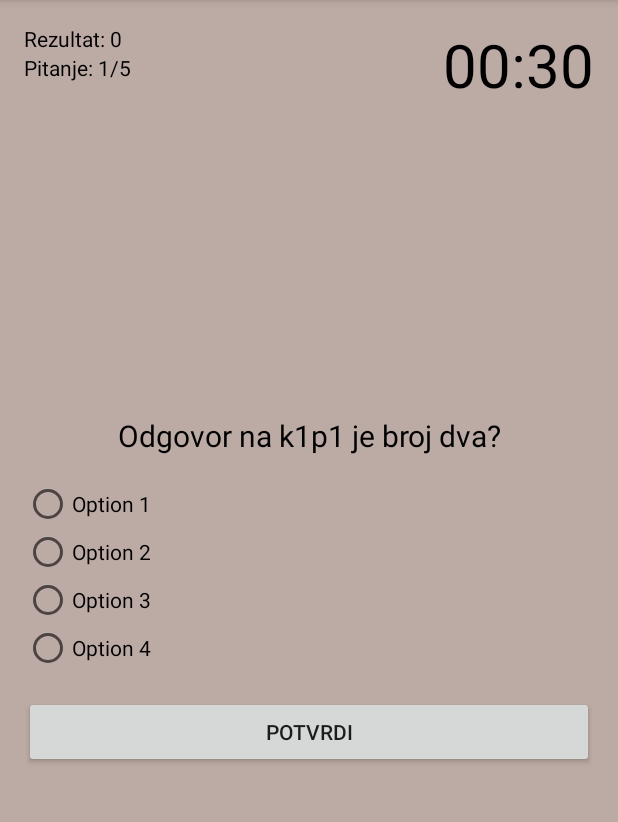
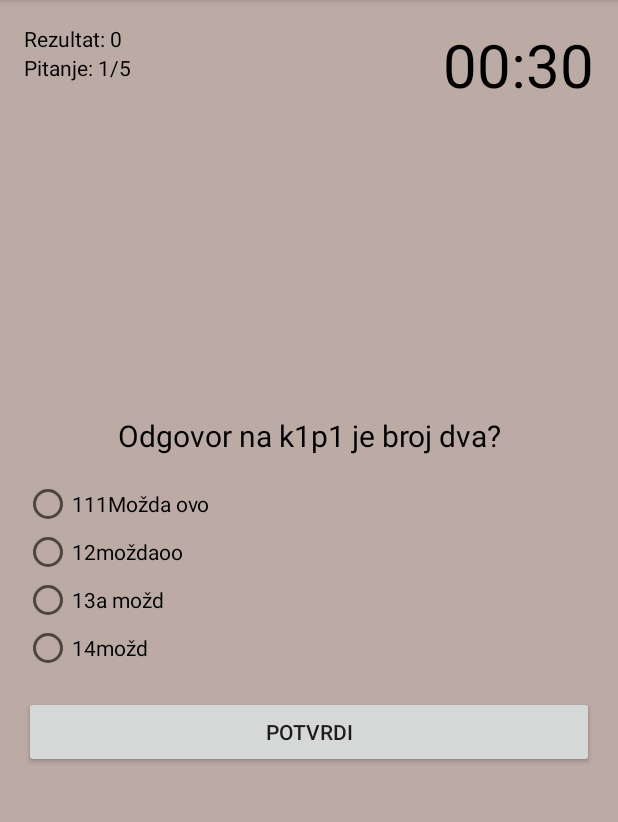
Before and after one commit to DJurex4u/Kvizkolegija, an Android app: the screen it shows after launch (MainActivity), after a tap on "LABORATORIJSKA VJEŽBA 1", on a phone screen of 412 x 824 dp, the part 84-906 px from its top. Run offline under Robolectric (Android 15) with nearby library versions, the phone set to English and light mode, and no system bars.

Commit message:
Start quiz is working Question connection and radio buttons partially working

```diff
--- a/app/src/main/java/com/ivanbudos/kvizkolegija/AllQuestions.java
+++ b/app/src/main/java/com/ivanbudos/kvizkolegija/AllQuestions.java
@@ -36,31 +36,31 @@ public final class AllQuestions {
     };
 
     public static String[][] posibleAnswersQuiz1 = {
-            {"Možda ovo","moždaoo","a možd","možd"},
-            {"sdf","dsfds","fdsf","dsaf"},
-            {"cadsc","adsca","cds","daf"},
-            {"sdf","sdaf","cdsafc","dcsaf"}
+            {"111Možda ovo","12moždaoo","13a možd","14možd"},
+            {"121sdf","122dsfds","123fdsf","123dsaf"},
+            {"131cadsc","132adsca","133cds","134daf"},
+            {"141sdf","142sdaf","143cdsafc","144dcsaf"}
     };
 
     public static String[][] posibleAnswersQuiz2 = {
-            {"Možda ovo","moždaoo","a možd","možd"},
-            {"sdf","dsfds","fdsf","dsaf"},
-            {"cadsc","adsca","cds","daf"},
-            {"sdf","sdaf","cdsafc","dcsaf"}
+            {"211Možda ovo","212moždaoo","213a možd","214možd"},
+            {"221sdf","222dsfds","223fdsf","224dsaf"},
+            {"231cadsc","232adsca","233cds","234daf"},
+            {"241sdf","242sdaf","243cdsafc","244dcsaf"}
     };
 
     public static String[][] posibleAnswersQuiz3 = {
-            {"Možda ovo","moždaoo","a možd","možd"},
-            {"sdf","dsfds","fdsf","dsaf"},
-            {"cadsc","adsca","cds","daf"},
-            {"sdf","sdaf","cdsafc","dcsaf"}
+            {"311Možda ovo","312moždaoo","313a možd","314možd"},
+            {"321sdf","322dsfds","323fdsf","324dsaf"},
+            {"331cadsc","332adsca","333cds","334daf"},
+            {"341sdf","342sdaf","343cdsafc","344dcsaf"}
     };
 
    public static String[][] posibleAnswersQuiz4 = {
-            {"Možda ovo","moždaoo","a možd","možd"},
-            {"sdf","dsfds","fdsf","dsaf"},
-            {"cadsc","adsca","cds","daf"},
-            {"sdf","sdaf","cdsafc","dcsaf"}
+            {"411Možda ovo","412moždaoo","413a možd","414možd"},
+            {"421sdf","422dsfds","423fdsf","424dsaf"},
+            {"431cadsc","432adsca","433cds","434daf"},
+            {"441sdf","442sdaf","443cdsafc","444dcsaf"}
     };
 
     public static int[] rightAnswersQuiz1 = {2,3,4,1};
--- a/app/src/main/java/com/ivanbudos/kvizkolegija/GenerateQuiz.java
+++ b/app/src/main/java/com/ivanbudos/kvizkolegija/GenerateQuiz.java
@@ -1,4 +1,8 @@
 package com.ivanbudos.kvizkolegija;
+
+import java.util.Arrays;
+import java.util.Collections;
+import java.util.List;
 
 public class GenerateQuiz {
     /*public static  GenerateQuiz1();*/
@@ -74,4 +78,11 @@ public class GenerateQuiz {
     public QuestionModel[] getQuiz() {
         return quiz;
     }
+
+    public QuestionModel[] ShuffleQuiz() {
+        List<QuestionModel> quizList = Arrays.asList(this.quiz);
+        Collections.shuffle(quizList);
+        this.quiz = quizList.toArray(new QuestionModel[quizList.size()]);
+        return this.quiz;
+    }
 }
--- a/app/src/main/java/com/ivanbudos/kvizkolegija/StartQuizFragment.java
+++ b/app/src/main/java/com/ivanbudos/kvizkolegija/StartQuizFragment.java
@@ -1,6 +1,7 @@
 package com.ivanbudos.kvizkolegija;
 
 
+import android.content.res.ColorStateList;
 import android.os.Bundle;
 import android.support.annotation.NonNull;
 import android.support.annotation.Nullable;
@@ -10,8 +11,13 @@ import android.view.View;
 import android.view.ViewDebug;
 import android.view.ViewGroup;
 import android.widget.Button;
+import android.widget.RadioButton;
+import android.widget.RadioGroup;
 import android.widget.TextView;
 
+import java.util.Arrays;
+import java.util.Collections;
+import java.util.List;
 import java.util.concurrent.Delayed;
 
 
@@ -24,9 +30,21 @@ public class StartQuizFragment extends Fragment {
 private TextView questionTextView;
 private TextView scoreTextView;
 private Button confirmAnswerButton;
+private TextView countDownTextView;
+private RadioGroup radioGroup;
+private RadioButton rButton1;
+private RadioButton rButton2;
+private RadioButton rButton3;
+private RadioButton rButton4;
 int myInt;
 
+private ColorStateList textColorDefaultRb;
+private int questionCounter = 0;
+private int questionCountTotal;
+private QuestionModel currentQuestion;
 
+private int score;
+private boolean answered;
     public StartQuizFragment() {
         // Required empty public constructor
     }
@@ -45,24 +63,48 @@ int myInt;
         questionTextView = view.findViewById(R.id.textViewQuestion);
         scoreTextView = view.findViewById(R.id.textViewScore);
         confirmAnswerButton = view.findViewById(R.id.buttonConfirmNext);
+        countDownTextView = view.findViewById(R.id.textViewCountdown);
+        radioGroup = view.findViewById(R.id.radioGroup);
+        rButton1 = view.findViewById(R.id.radioButton1);
+        rButton2 = view.findViewById(R.id.radioButton2);
+        rButton3 = view.findViewById(R.id.radioButton3);
+        rButton4 = view.findViewById(R.id.radioButton4);
 
 
-
-        /*GenerateQuiz mquiz = new GenerateQuiz(myInt);*/
         Bundle bundle = this.getArguments();
         if (bundle != null) {
              myInt = bundle.getInt("quiz");
         }
 
         GenerateQuiz mquiz = new GenerateQuiz(myInt);
-        //mquiz.getQuiz()[0].getQuestion();
-       questionTextView.setText(mquiz.getQuiz()[0].getQuestion());
+        textColorDefaultRb = rButton1.getTextColors();
+        questionCountTotal = mquiz.getQuiz().length;
+        //mquiz.ShuffleQuiz();            // KASNIJE PROBAJ SHUFFLEAT DA VIDIŠ JEL RADI
 
 
 
-
+        //mquiz.getQuiz()[questionCounter].getQuestion();
+        //questionTextView.setText(mquiz.getQuiz()[0].getQuestion());
+        ShowNextQuestion(mquiz);
     }
 
+    private void ShowNextQuestion(GenerateQuiz mquiz){
+        rButton1.setTextColor(textColorDefaultRb);
+        rButton2.setTextColor(textColorDefaultRb);
+        rButton3.setTextColor(textColorDefaultRb);
+        rButton4.setTextColor(textColorDefaultRb);
+        radioGroup.clearCheck();
 
 
+        if (questionCounter < questionCountTotal){
+
+            currentQuestion = mquiz.getQuiz()[0];
+            rButton1.setText(currentQuestion.getPosibleAnswers()[0]);
+            rButton2.setText(currentQuestion.getPosibleAnswers()[1]);
+            rButton3.setText(currentQuestion.getPosibleAnswers()[2]);
+            rButton4.setText(currentQuestion.getPosibleAnswers()[3]);
+            questionTextView.setText(currentQuestion.getQuestion());
+        }
+    }
+
 }
```
